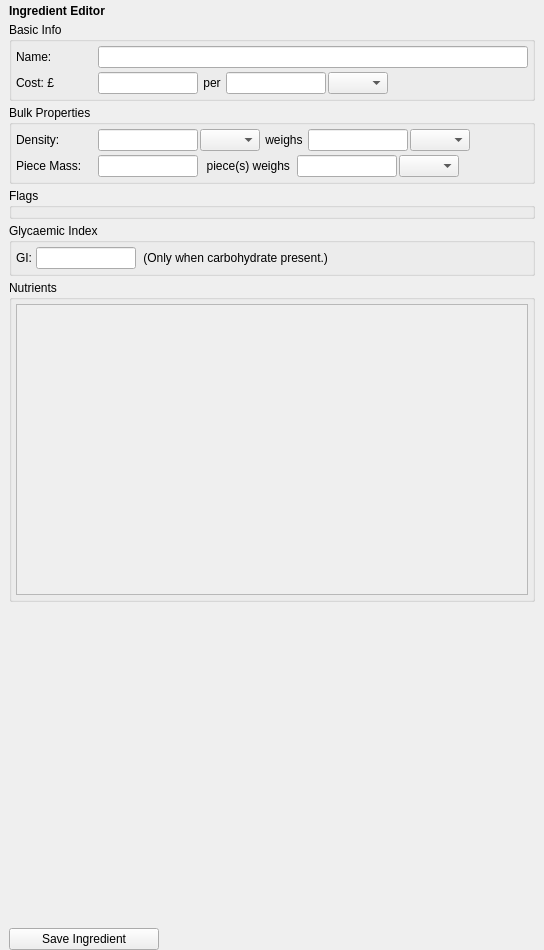
Old version of the form example_app/gui/ingredient_editor.ui in the repository JamesAIzzard/codiet.
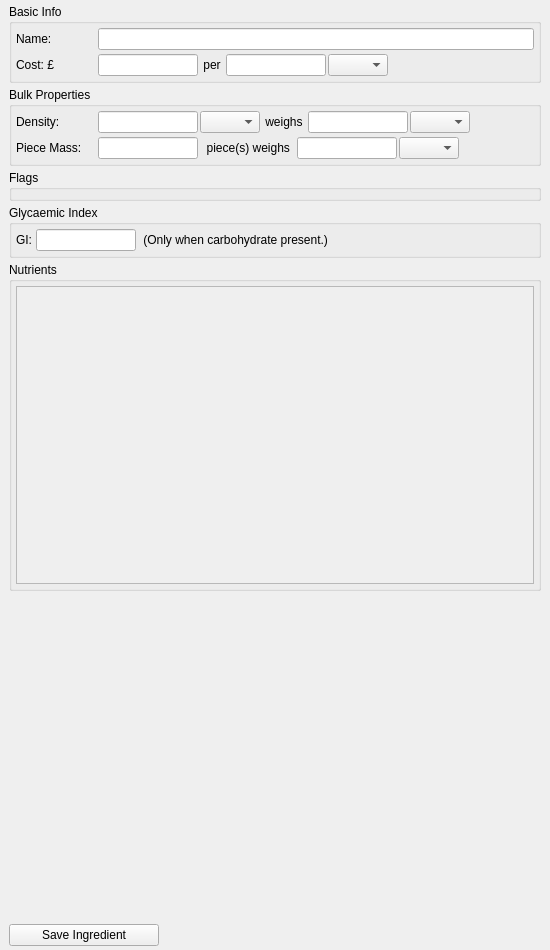
New version of the form.

Commit message: Drafts in the search widget view class.

Diff of the .ui file:
```diff
--- a/example_app/gui/ingredient_editor.ui
+++ b/example_app/gui/ingredient_editor.ui
@@ -6,7 +6,7 @@
    <rect>
     <x>0</x>
     <y>0</y>
-    <width>544</width>
+    <width>550</width>
     <height>950</height>
    </rect>
   </property>
@@ -39,20 +39,8 @@
     <number>9</number>
    </property>
    <property name="bottomMargin">
-    <number>0</number>
+    <number>4</number>
    </property>
-   <item>
-    <widget class="QLabel" name="label">
-     <property name="font">
-      <font>
-       <bold>true</bold>
-      </font>
-     </property>
-     <property name="text">
-      <string>Ingredient Editor</string>
-     </property>
-    </widget>
-   </item>
    <item>
     <widget class="QGroupBox" name="gbx_basic_info">
      <property name="title">
@@ -688,8 +676,8 @@
           <rect>
            <x>0</x>
            <y>0</y>
-           <width>510</width>
-           <height>245</height>
+           <width>516</width>
+           <height>255</height>
           </rect>
          </property>
          <layout class="QVBoxLayout" name="lyt_nutrients">
```
The commit also changes 5 other files.
